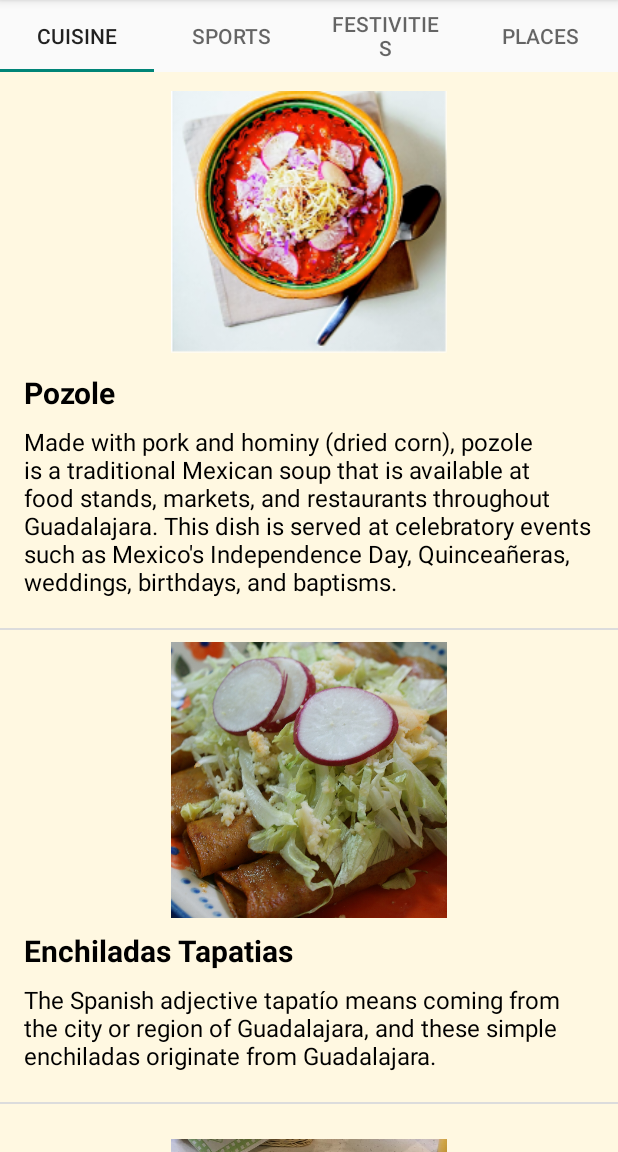
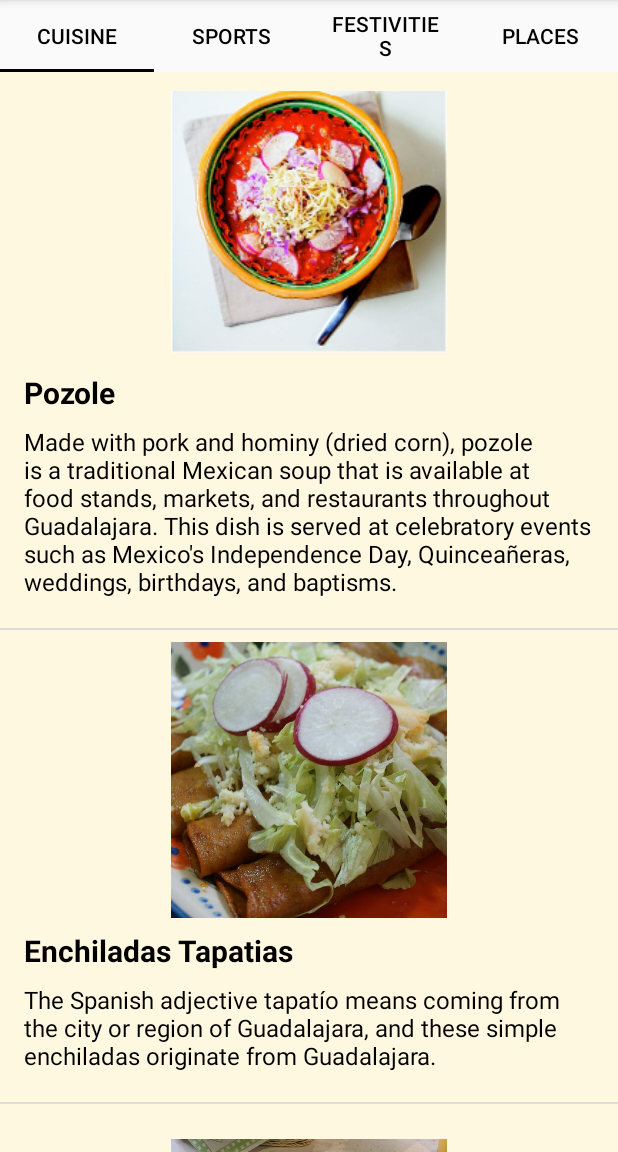
Before and after one commit to carloswilsonperez/Tour_Guide_App, an Android app: the screen it shows after launch (MainActivity), on a phone screen of 412 x 824 dp, the part 84-1236 px from its top. Run offline under Robolectric (Android 15) with nearby library versions, the phone set to English and light mode, and no system bars.

Commit message:
Adding minor changes

```diff
--- a/app/src/main/java/com/example/android/musical_structure_app/CategoryAdapter.java
+++ b/app/src/main/java/com/example/android/musical_structure_app/CategoryAdapter.java
@@ -8,7 +8,7 @@ import androidx.fragment.app.FragmentPagerAdapter;
 
 /**
  * {@link CategoryAdapter} is a {@link FragmentPagerAdapter} that can provide the layout for
- * each list item based on a data source which is a list of {@link Word} objects.
+ * each list item based on a data source which is a list of {@link TourItem} objects.
  */
 public class CategoryAdapter extends FragmentPagerAdapter {
 
--- a/app/src/main/res/layout/activity_category.xml
+++ /dev/null
@@ -1,6 +0,0 @@
-<?xml version="1.0" encoding="utf-8"?>
-<LinearLayout xmlns:android="http://schemas.android.com/apk/res/android"
-    android:id="@+id/container"
-    android:layout_width="match_parent"
-    android:layout_height="match_parent"
-    android:orientation="vertical"/>
--- a/app/src/main/res/layout/activity_main.xml
+++ b/app/src/main/res/layout/activity_main.xml
@@ -1,5 +1,6 @@
 <?xml version="1.0" encoding="utf-8"?>
 <LinearLayout xmlns:android="http://schemas.android.com/apk/res/android"
+    xmlns:app="http://schemas.android.com/apk/res-auto"
     xmlns:tools="http://schemas.android.com/tools"
     android:layout_width="match_parent"
     android:layout_height="match_parent"
@@ -7,17 +8,12 @@
     android:backgroundTint="@color/primary_color"
     tools:context="com.example.android.musical_structure_app.MainActivity">
 
-    <!--<ListView
-        android:id="@+id/category_list"
-        android:orientation="vertical"
-        android:layout_width="match_parent"
-        android:layout_height="match_parent" />
--->
     <com.google.android.material.tabs.TabLayout
         android:id="@+id/tabs"
         style="@style/CategoryTab"
         android:layout_width="match_parent"
-        android:layout_height="wrap_content" />
+        android:layout_height="wrap_content"
+        app:tabTextColor="#000000" />
 
     <androidx.viewpager.widget.ViewPager
         android:id="@+id/viewpager"
--- a/app/src/main/res/values/styles.xml
+++ b/app/src/main/res/values/styles.xml
@@ -4,6 +4,8 @@
     <style name="AppTheme" parent="Theme.AppCompat.Light.DarkActionBar">
         <item name="colorPrimary">@color/primary_color</item>
         <item name="colorPrimaryDark">@color/primary_dark_color</item>
+        <item name="colorAccent">@color/text_color</item>
+        <item name="actionMenuTextColor">@color/text_color</item>
     </style>
 
     <!-- Style for buttons in the detail activity -->
```
